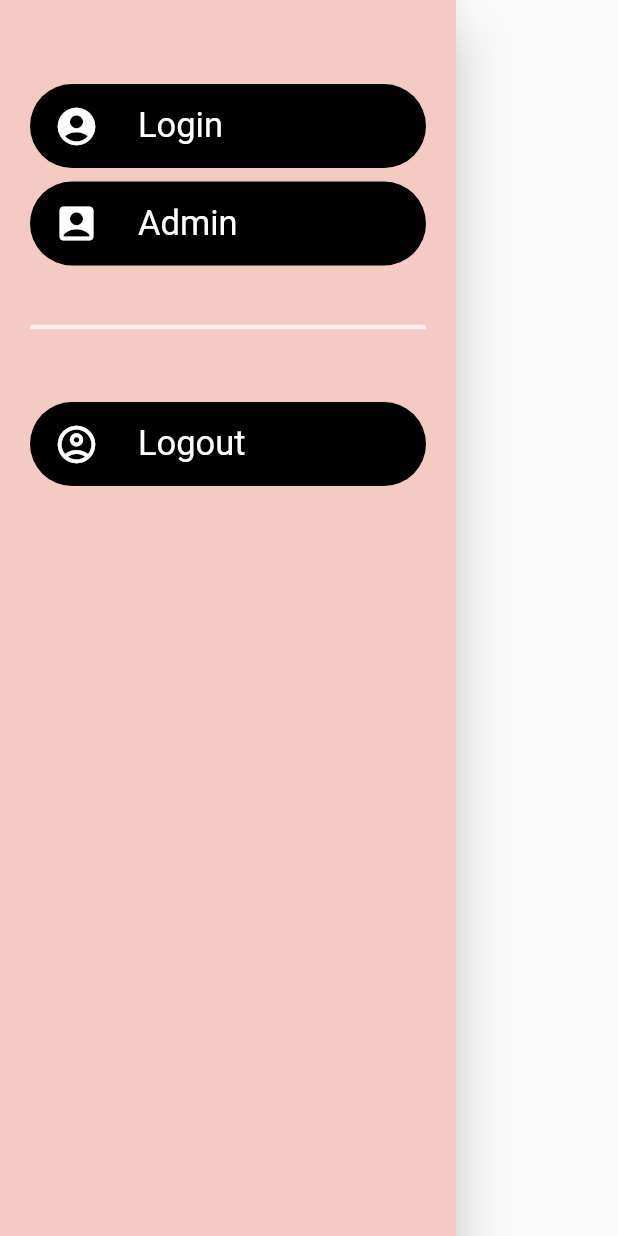
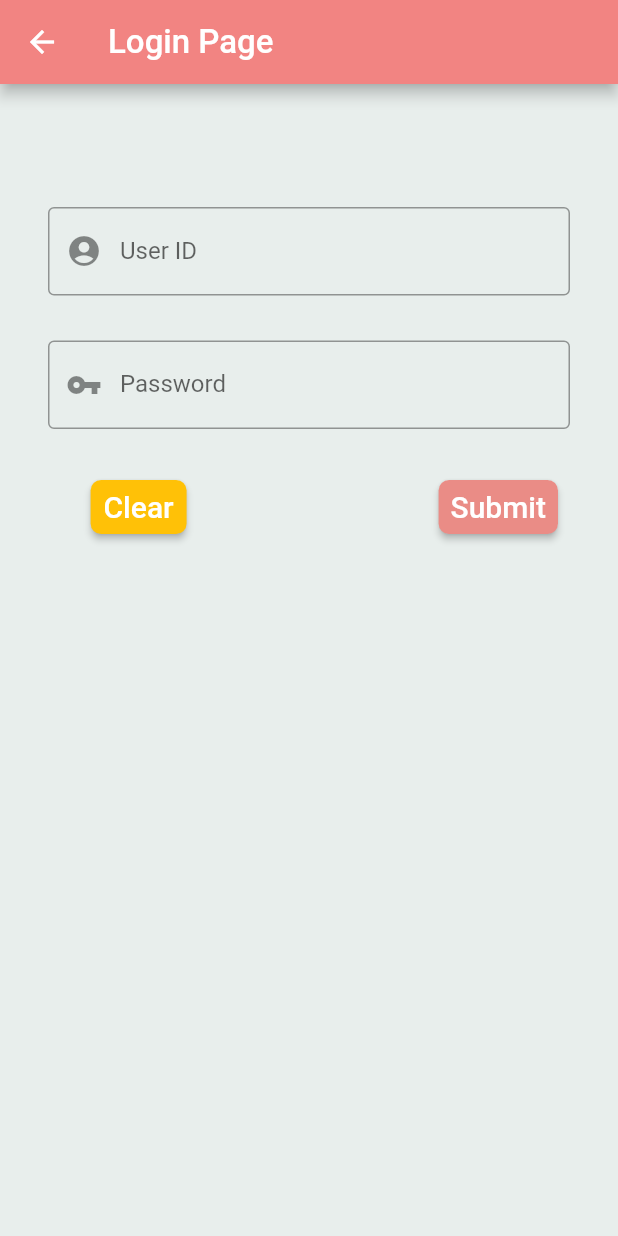
Before and after one commit to asutoshranjan/MM-SummerTask-2021-Part-1, a Flutter app: the SignIn widget shown alone on an empty page, opened directly, after a tap on "Login", on a phone screen of 412 x 824 dp. Run offline on Flutter 3.47's test engine with Material 2 defaults, Android fonts, the phone set to English and light mode, and no system bars; network calls fail.

Commit message:
update 4

```diff
--- /dev/null
+++ b/lib/LoginPage.dart
@@ -0,0 +1,120 @@
+
+import 'package:flutter/material.dart';
+
+class LoginPage extends StatefulWidget {
+  @override
+  _LoginPageState createState() => _LoginPageState();
+}
+
+class _LoginPageState extends State<LoginPage> {
+  @override
+  Widget build(BuildContext context) {
+    return Scaffold(
+      backgroundColor: Color(0xFFE8EEEC),
+      appBar: AppBar(
+        backgroundColor: Color(0xFFF28482),
+        leading: IconButton(
+          icon: Icon(Icons.arrow_back, color: Colors.white,),
+          onPressed: (){
+            Navigator.pop(context);
+          },
+        ),
+        title: Text(
+          'Login Page',
+          style: TextStyle(
+            color: Color(0xFFFFFFFF),
+            fontSize: 22,
+            fontWeight: FontWeight.w500,
+          ),
+        ),
+      ),
+      body: Center(
+        child: ListView(
+          padding: EdgeInsets.all(32),
+          children: [
+
+            Padding(
+              padding: const EdgeInsets.only(top: 50),
+              child: buildID(),
+            ),
+
+            Padding(
+              padding: const EdgeInsets.only(top: 30, bottom: 20),
+              child: buildPassword(),
+            ),
+
+            ButtonBar(
+              children: [
+                // ignore: deprecated_member_use
+                RaisedButton(
+                  color: Colors.amber,
+                  shape: RoundedRectangleBorder(
+                    borderRadius: BorderRadius.circular(7),
+                  ),
+                  child: Text(
+                    'Clear',
+                    style: TextStyle(
+                      fontSize: 20,
+                      color: Colors.white,
+                    ),
+                  ),
+                  onPressed:() {},
+                ),
+
+
+                Padding(
+                  padding: EdgeInsets.only(left: 160),
+                  // ignore: deprecated_member_use
+                  child: RaisedButton(
+                    color: Color(0xFFEA8C86),
+                    shape: RoundedRectangleBorder(
+                      borderRadius: BorderRadius.circular(7),
+                    ),
+                    child: Text(
+                      'Submit',
+                      style: TextStyle(
+                        fontSize: 20,
+                        color: Colors.white,
+                      ),
+                    ),
+                    onPressed:() {},
+                  ),
+                ),
+
+              ],
+
+            ),
+
+          ],
+        ),
+      ),
+    );
+  }
+
+  // ID text field widget
+
+  Widget buildID() => TextField(
+    decoration: InputDecoration(
+      border: OutlineInputBorder(),
+      prefixIcon: Icon(Icons.account_circle),
+      labelText: 'User ID',
+    ),
+
+    //done button on keyboard
+    textInputAction: TextInputAction.done,
+  );
+
+
+
+  // password text field widget
+  Widget buildPassword() => TextField(
+    decoration: InputDecoration(
+      border: OutlineInputBorder(),
+      prefixIcon: Icon(Icons.vpn_key),
+      labelText: 'Password',
+    ),
+
+    //done button on keyboard
+    textInputAction: TextInputAction.done,
+  );
+}
--- a/lib/SignInWidget.dart
+++ b/lib/SignInWidget.dart
@@ -1,6 +1,7 @@
 
 
 import 'package:flutter/material.dart';
+import 'package:mm_flutter_app/LoginPage.dart';
 
 class SignIn extends StatefulWidget {
   @override
@@ -11,8 +12,7 @@ class _SignInState extends State<SignIn> {
   @override
   Widget build(BuildContext context) {
     // User Data
-    final String name = 'John Singh';
-    final String image = 'https://i.pinimg.com/originals/8b/46/cf/8b46cf84783518585170e6442a757570.jpg';
+
 
 
 
@@ -28,19 +28,24 @@ class _SignInState extends State<SignIn> {
               child: Column(
                 children: [
                   const SizedBox(height: 48),
-                  Material(   // login
+                  Material(   // login call button
                     color: Colors.black,
                     borderRadius: BorderRadius.circular(30),
                     child: ListTile(
                       leading: Icon(Icons.account_circle, color: Colors.white, size: 30,),
                       title: Text('Login', style: TextStyle(color: Colors.white, fontSize: 23),),
-                      onTap: () {},
+                      onTap: () {
+                        Navigator.push(context, MaterialPageRoute(
+                            builder: (context) => LoginPage()
+                        ),
+                        );
+                      },
                     ),
                   ),
 
                   Padding(
                     padding: const EdgeInsets.symmetric(vertical: 9),
-                    child: Material(  // admin
+                    child: Material(  // admin call button
                       color: Colors.black,
                       borderRadius: BorderRadius.circular(30),
                       child: ListTile(
@@ -57,7 +62,7 @@ class _SignInState extends State<SignIn> {
 
                   Padding(
                     padding: const EdgeInsets.symmetric(vertical: 18),
-                    child: Material(   // Logout
+                    child: Material(   // Logout call button
                       color: Colors.black,
                       borderRadius: BorderRadius.circular(30),
                       child: ListTile(
```
Also changed, not shown: 1 other file.
